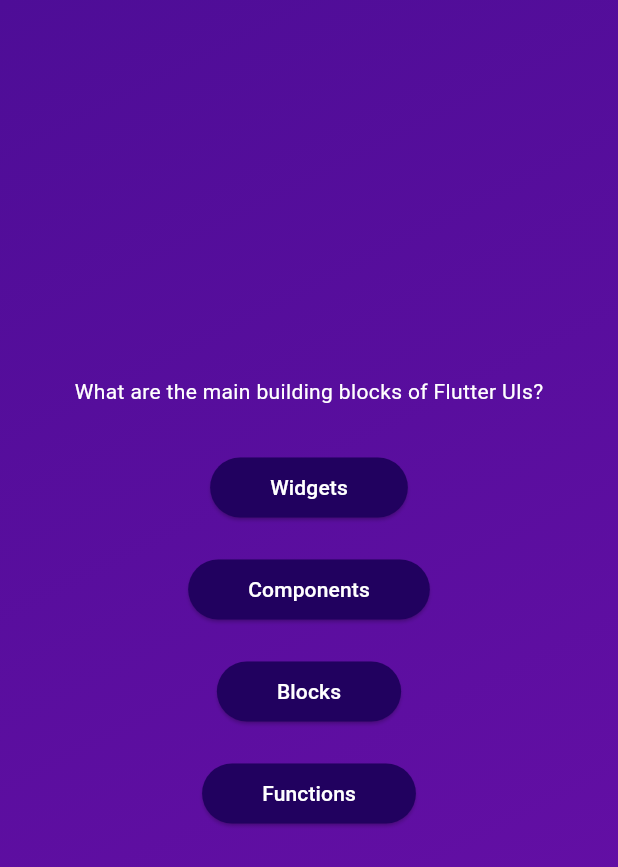
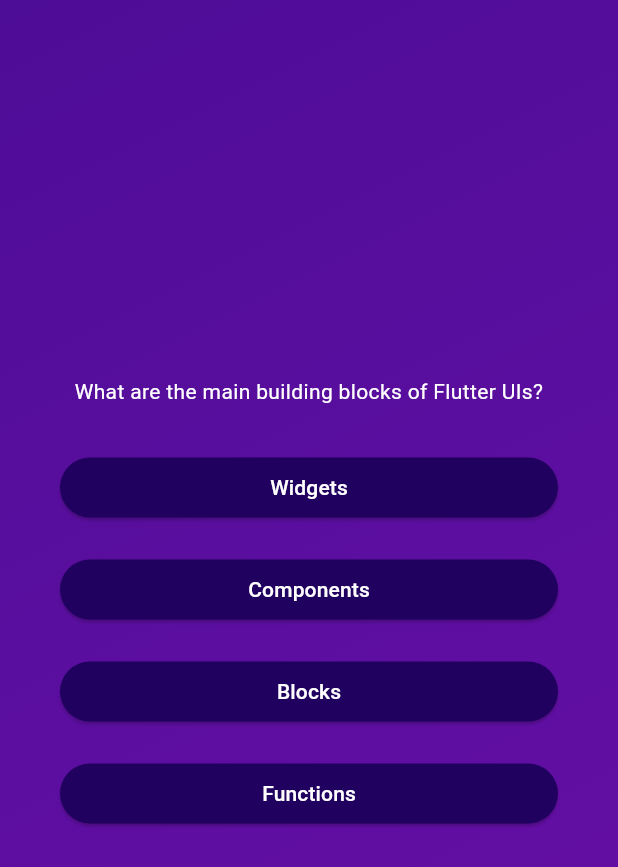
Before and after one commit to anastasiiaShtepa/flutter-quiz, a Flutter app: the screen it shows after launch, after a tap on "Start Quiz", on a phone screen of 412 x 824 dp. Shown: the top 867 px of the screen. Run offline on Flutter 3.47's test engine with Material 3 defaults, Android fonts, the phone set to English and light mode, and no system bars.

Commit message:
updated styles

```diff
--- a/lib/questions_screen.dart
+++ b/lib/questions_screen.dart
@@ -17,17 +17,23 @@ class _QuestionsScreenState extends State<QuestionsScreen> {
 
     return SizedBox(
         width: double.infinity,
+        child: Container(
+          margin: const EdgeInsets.all(40),
           child: Column(
             mainAxisAlignment: MainAxisAlignment.center,
+            crossAxisAlignment: CrossAxisAlignment.stretch,
             children: [
-          Text(currentQuestion.text,
-              style: const TextStyle(color: Colors.white)),
+              Text(
+                currentQuestion.text,
+                style: const TextStyle(color: Colors.white),
+                textAlign: TextAlign.center,
+              ),
               const SizedBox(height: 30),
               ...currentQuestion.answers.map((item) {
                 return AnswerButton(answerText: item, onTap: () {});
               })
             ],
           ),
-    );
+        ));
   }
 }
```
Lines whose indentation alone changed are shown as unchanged.
